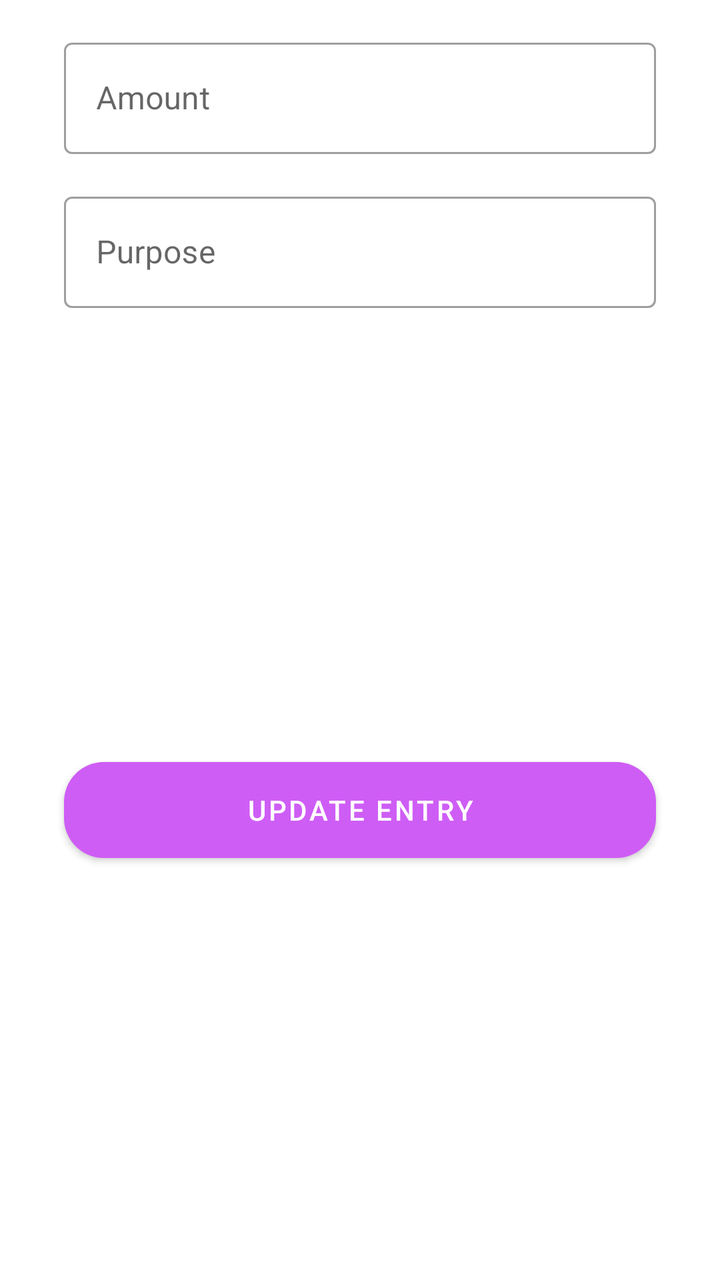
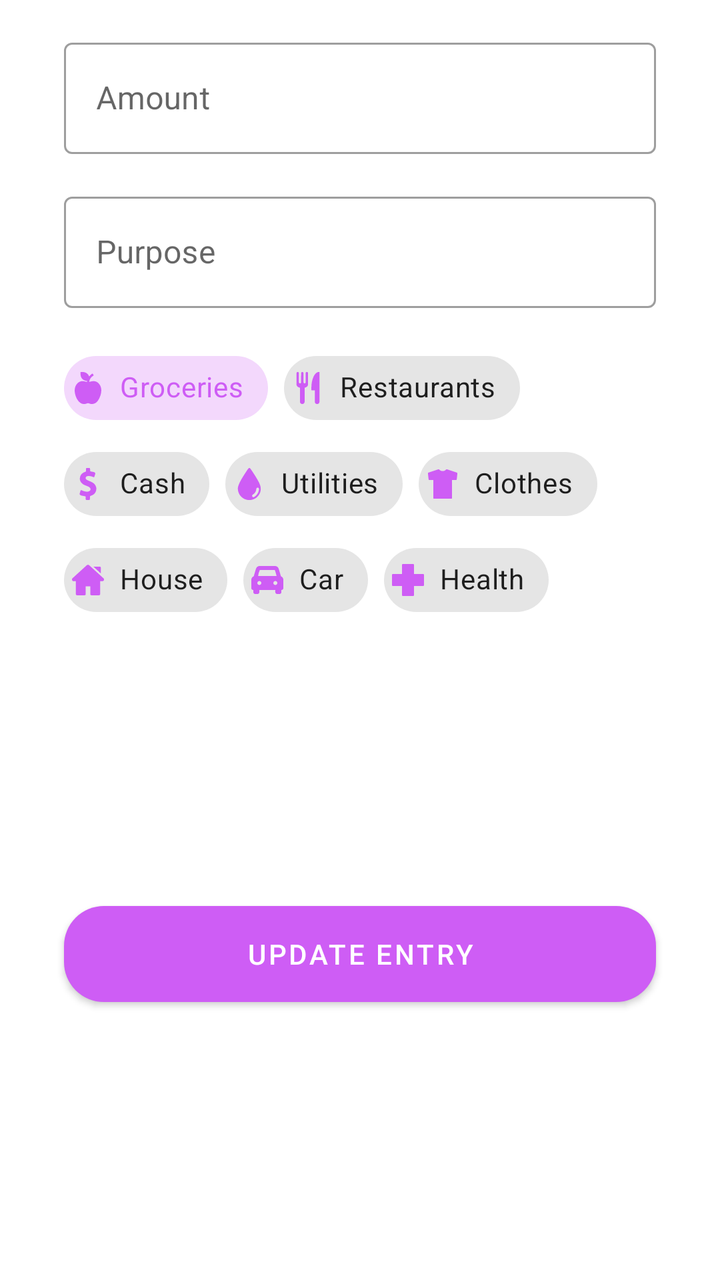

Compare the two renders of this Android layout. The source of the first and the diff that turns it into the second are given below.
<!-- AndroidManifest.xml: application theme Theme.BudgetApp -->
<!-- res/layout/update_budget_bottom_sheet.xml -->
<?xml version="1.0" encoding="utf-8"?>
<androidx.constraintlayout.widget.ConstraintLayout xmlns:android="http://schemas.android.com/apk/res/android"
    xmlns:app="http://schemas.android.com/apk/res-auto"
    android:layout_width="match_parent"
    android:layout_height="wrap_content">


    <com.google.android.material.textfield.TextInputLayout
        android:id="@+id/updateAmountLayout"
        style="@style/Widget.MaterialComponents.TextInputLayout.OutlinedBox"
        android:layout_width="match_parent"
        android:layout_height="wrap_content"
        android:layout_marginStart="32dp"
        android:layout_marginTop="16dp"
        android:layout_marginEnd="32dp"
        android:hint="Amount"
        app:layout_constraintEnd_toEndOf="parent"
        app:layout_constraintHorizontal_bias="0.5"
        app:layout_constraintStart_toStartOf="parent"
        app:layout_constraintTop_toTopOf="parent">

        <com.google.android.material.textfield.TextInputEditText
            android:id="@+id/updateAmount"
            android:inputType="numberDecimal"
            android:layout_width="match_parent"
            android:layout_height="wrap_content" />
    </com.google.android.material.textfield.TextInputLayout>

    <com.google.android.material.textfield.TextInputLayout
        android:id="@+id/updatePurposeLayout"
        style="@style/Widget.MaterialComponents.TextInputLayout.OutlinedBox"
        android:layout_width="match_parent"
        android:layout_height="wrap_content"
        android:layout_marginStart="32dp"
        android:layout_marginTop="16dp"
        android:layout_marginEnd="32dp"
        android:hint="Purpose"
        app:layout_constraintEnd_toEndOf="parent"
        app:layout_constraintStart_toStartOf="parent"
        app:layout_constraintTop_toBottomOf="@+id/updateAmountLayout">
        <com.google.android.material.textfield.TextInputEditText
            android:id="@+id/update_purpose"
            android:layout_width="match_parent"
            android:layout_height="wrap_content"/>

    </com.google.android.material.textfield.TextInputLayout>


    <com.google.android.material.button.MaterialButton
        android:id="@+id/updateBudgetEntry"
        android:layout_width="match_parent"
        android:layout_height="wrap_content"
        android:layout_marginStart="32dp"
        android:layout_marginTop="32dp"
        android:layout_marginEnd="32dp"
        android:layout_marginBottom="16dp"
        android:background="@drawable/btn_back"
        android:text="Update Entry"
        android:textColor="@color/white"
        app:layout_constraintBottom_toBottomOf="parent"
        app:layout_constraintEnd_toEndOf="parent"
        app:layout_constraintStart_toStartOf="parent"
        app:layout_constraintTop_toBottomOf="@+id/updatePurposeLayout" />

</androidx.constraintlayout.widget.ConstraintLayout>
<!-- resources referenced by this layout -->
<resources>
  <color name="white">#FFFFFFFF</color>
  <!-- drawable btn_back (drawable) -->
  <?xml version="1.0" encoding="utf-8"?>
  <shape xmlns:android="http://schemas.android.com/apk/res/android"
      android:shape="rectangle">
      <solid
          android:color="@color/primary"/>
      <corners
          android:radius="20dp"/>
  </shape>
  <style name="Theme.BudgetApp" parent="Theme.MaterialComponents.DayNight.DarkActionBar">
          
          <item name="colorPrimary">@color/primary</item>
          <item name="colorPrimaryVariant">@color/primaryDark</item>
          <item name="colorOnPrimary">@color/white</item>
          
          <item name="colorSecondary">@color/primary</item>
          <item name="colorSecondaryVariant">@color/primaryDark</item>
          <item name="colorOnSecondary">@color/black</item>
          
          <item name="android:statusBarColor" tools:targetApi="l">?attr/colorPrimaryVariant</item>
          
          <item name="spinnerColor">@color/black</item>
      </style>
  <color name="primary">#CE5DF5</color>
  <color name="primaryDark">#6E3682</color>
  <color name="black">#FF000000</color>
</resources>

<!-- the commit's change to res/layout/update_budget_bottom_sheet.xml (unified diff, before → after) -->
@@ -45,13 +45,107 @@
 
     </com.google.android.material.textfield.TextInputLayout>
 
+    <com.google.android.material.chip.ChipGroup
+        android:id="@+id/chip_group"
+        android:layout_width="0dp"
+        android:layout_height="wrap_content"
+        android:layout_marginHorizontal="32dp"
+        android:layout_marginTop="16dp"
+        app:layout_constraintEnd_toEndOf="parent"
+        app:layout_constraintStart_toStartOf="parent"
+        app:layout_constraintTop_toBottomOf="@id/updatePurposeLayout"
+        app:selectionRequired="true"
+        app:singleSelection="true">
+
+        <com.google.android.material.chip.Chip
+            style="@style/Widget.MaterialComponents.Chip.Choice"
+            android:layout_width="wrap_content"
+            android:layout_height="wrap_content"
+            android:checked="true"
+            android:text="Groceries"
+            app:chipIcon="@drawable/cat_groceries"
+            app:chipIconSize="16dp"
+            app:chipIconTint="@color/primary"
+            app:chipIconVisible="true" />
+
+        <com.google.android.material.chip.Chip
+            style="@style/Widget.MaterialComponents.Chip.Choice"
+            android:layout_width="wrap_content"
+            android:layout_height="wrap_content"
+            android:text="Restaurants"
+            app:chipIcon="@drawable/cat_restaurants"
+            app:chipIconSize="16dp"
+            app:chipIconTint="@color/primary"
+            app:chipIconVisible="true" />
+
+        <com.google.android.material.chip.Chip
+            style="@style/Widget.MaterialComponents.Chip.Choice"
+            android:layout_width="wrap_content"
+            android:layout_height="wrap_content"
+            android:text="Cash"
+            app:chipIcon="@drawable/cat_cash"
+            app:chipIconSize="16dp"
+            app:chipIconTint="@color/primary"
+            app:chipIconVisible="true" />
+
+        <com.google.android.material.chip.Chip
+            style="@style/Widget.MaterialComponents.Chip.Choice"
+            android:layout_width="wrap_content"
+            android:layout_height="wrap_content"
+            android:text="Utilities"
+            app:chipIcon="@drawable/cat_utilities"
+            app:chipIconSize="16dp"
+            app:chipIconTint="@color/primary"
+            app:chipIconVisible="true" />
+
+        <com.google.android.material.chip.Chip
+            style="@style/Widget.MaterialComponents.Chip.Choice"
+            android:layout_width="wrap_content"
+            android:layout_height="wrap_content"
+            android:text="Clothes"
+            app:chipIcon="@drawable/cat_clothes"
+            app:chipIconSize="16dp"
+            app:chipIconTint="@color/primary"
+            app:chipIconVisible="true" />
+
+        <com.google.android.material.chip.Chip
+            style="@style/Widget.MaterialComponents.Chip.Choice"
+            android:layout_width="wrap_content"
+            android:layout_height="wrap_content"
+            android:text="House"
+            app:chipIcon="@drawable/cat_house"
+            app:chipIconSize="16dp"
+            app:chipIconTint="@color/primary"
+            app:chipIconVisible="true" />
+
+        <com.google.android.material.chip.Chip
+            style="@style/Widget.MaterialComponents.Chip.Choice"
+            android:layout_width="wrap_content"
+            android:layout_height="wrap_content"
+            android:text="Car"
+            app:chipIcon="@drawable/cat_car"
+            app:chipIconSize="16dp"
+            app:chipIconTint="@color/primary"
+            app:chipIconVisible="true" />
+
+        <com.google.android.material.chip.Chip
+            style="@style/Widget.MaterialComponents.Chip.Choice"
+            android:layout_width="wrap_content"
+            android:layout_height="wrap_content"
+            android:text="Health"
+            app:chipIcon="@drawable/cat_health"
+            app:chipIconSize="16dp"
+            app:chipIconTint="@color/primary"
+            app:chipIconVisible="true" />
+
+    </com.google.android.material.chip.ChipGroup>
 
     <com.google.android.material.button.MaterialButton
         android:id="@+id/updateBudgetEntry"
         android:layout_width="match_parent"
         android:layout_height="wrap_content"
         android:layout_marginStart="32dp"
-        android:layout_marginTop="32dp"
+        android:layout_marginTop="16dp"
         android:layout_marginEnd="32dp"
         android:layout_marginBottom="16dp"
         android:background="@drawable/btn_back"
@@ -60,6 +154,6 @@
         app:layout_constraintBottom_toBottomOf="parent"
         app:layout_constraintEnd_toEndOf="parent"
         app:layout_constraintStart_toStartOf="parent"
-        app:layout_constraintTop_toBottomOf="@+id/updatePurposeLayout" />
+        app:layout_constraintTop_toBottomOf="@+id/chip_group" />
 
 </androidx.constraintlayout.widget.ConstraintLayout>
<!-- resource entries referenced after the edit -->
@@ -10,6 +10,14 @@
       <corners
           android:radius="20dp"/>
   </shape>
+  <!-- drawable cat_car: vector/xml drawable (drawable, 4427 chars, omitted) -->
+  <!-- drawable cat_cash: vector/xml drawable (drawable, 3391 chars, omitted) -->
+  <!-- drawable cat_clothes: vector/xml drawable (drawable, 4886 chars, omitted) -->
+  <!-- drawable cat_groceries: vector/xml drawable (drawable, 2016 chars, omitted) -->
+  <!-- drawable cat_health: vector/xml drawable (drawable, 5209 chars, omitted) -->
+  <!-- drawable cat_house: vector/xml drawable (drawable, 6124 chars, omitted) -->
+  <!-- drawable cat_restaurants: vector/xml drawable (drawable, 6863 chars, omitted) -->
+  <!-- drawable cat_utilities: vector/xml drawable (drawable, 2525 chars, omitted) -->
   <style name="Theme.BudgetApp" parent="Theme.MaterialComponents.DayNight.DarkActionBar">
           
           <item name="colorPrimary">@color/primary</item>
